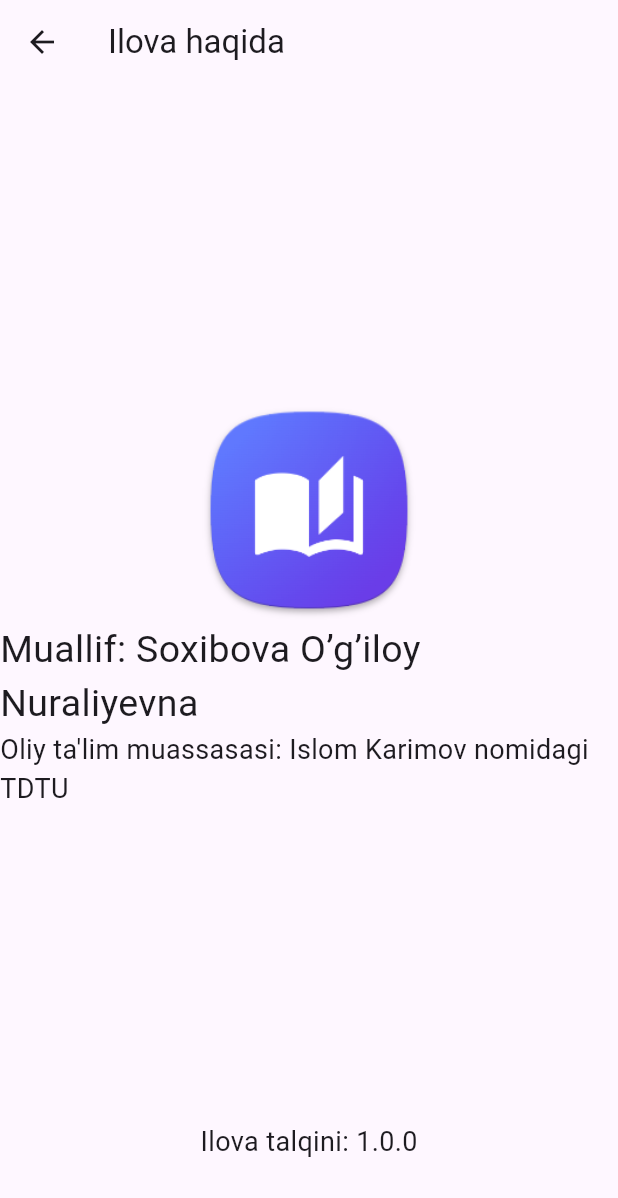
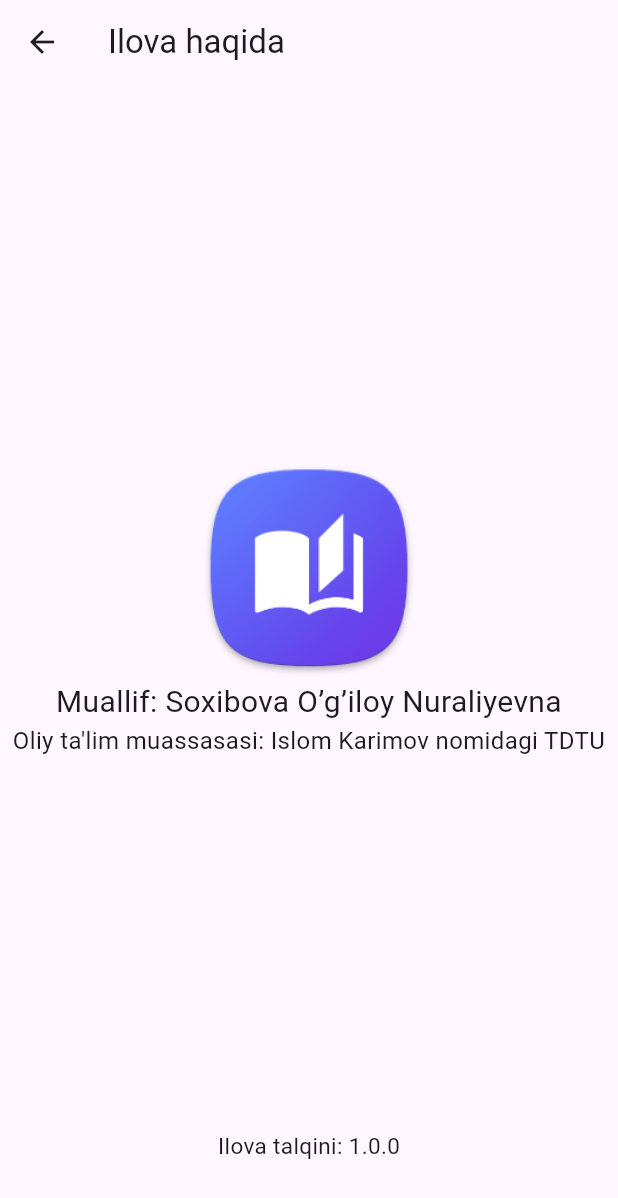
Before and after one commit to Usmoxan/vocabulary_app_flutter_apexwizard, a Flutter app: the AboutPage screen opened directly, on a phone screen of 412 x 824 dp. Shown: the top 1198 px of the screen. Run offline on Flutter 3.47's test engine with Material 3 defaults, Android fonts, the light colour scheme and no system bars.

Commit message:
fixed font

```diff
--- a/lib/pages/about.dart
+++ b/lib/pages/about.dart
@@ -26,16 +26,18 @@ class _AboutPageState extends State<AboutPage> {
                 child: Image.asset("assets/icons/ic_launcher.png")),
             const Text(
               "Muallif: Soxibova O’g’iloy Nuraliyevna",
-              style: TextStyle(fontSize: 25),
+              style: TextStyle(fontSize: 20),
+              textAlign: TextAlign.center,
             ),
             const Text(
               "Oliy ta'lim muassasasi: Islom Karimov nomidagi TDTU",
-              style: TextStyle(fontSize: 18),
+              style: TextStyle(fontSize: 16),
+              textAlign: TextAlign.center,
             ),
             const Spacer(),
             const Text(
               "Ilova talqini: 1.0.0",
-              style: TextStyle(fontSize: 18),
+              style: TextStyle(fontSize: 15),
             ),
             const SizedBox(height: 50),
           ],
```
